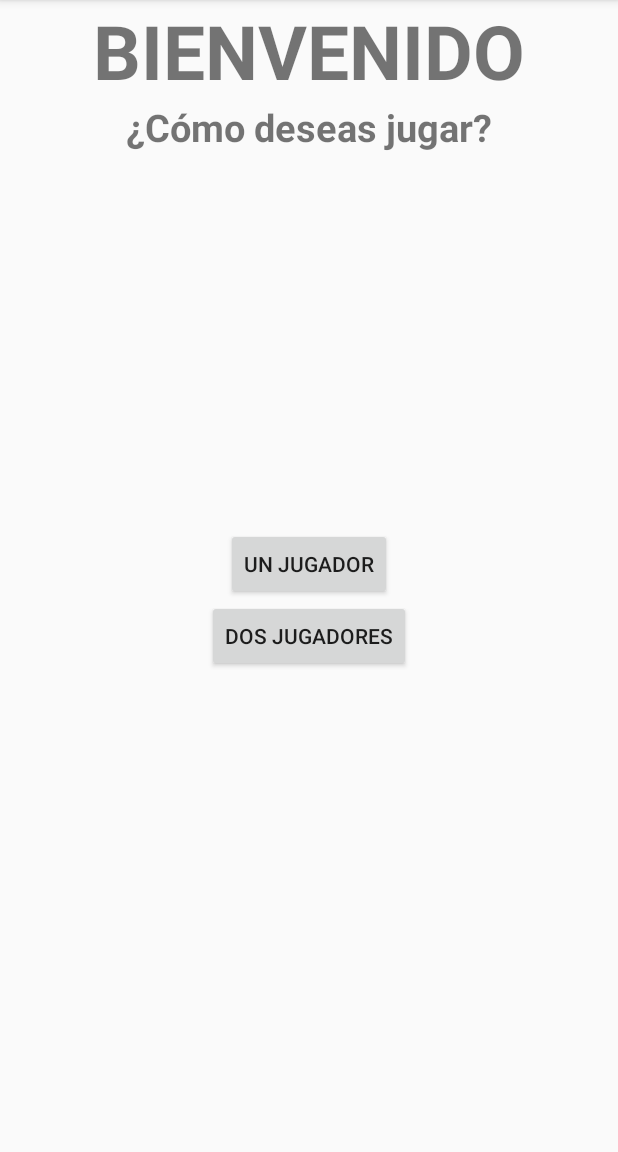
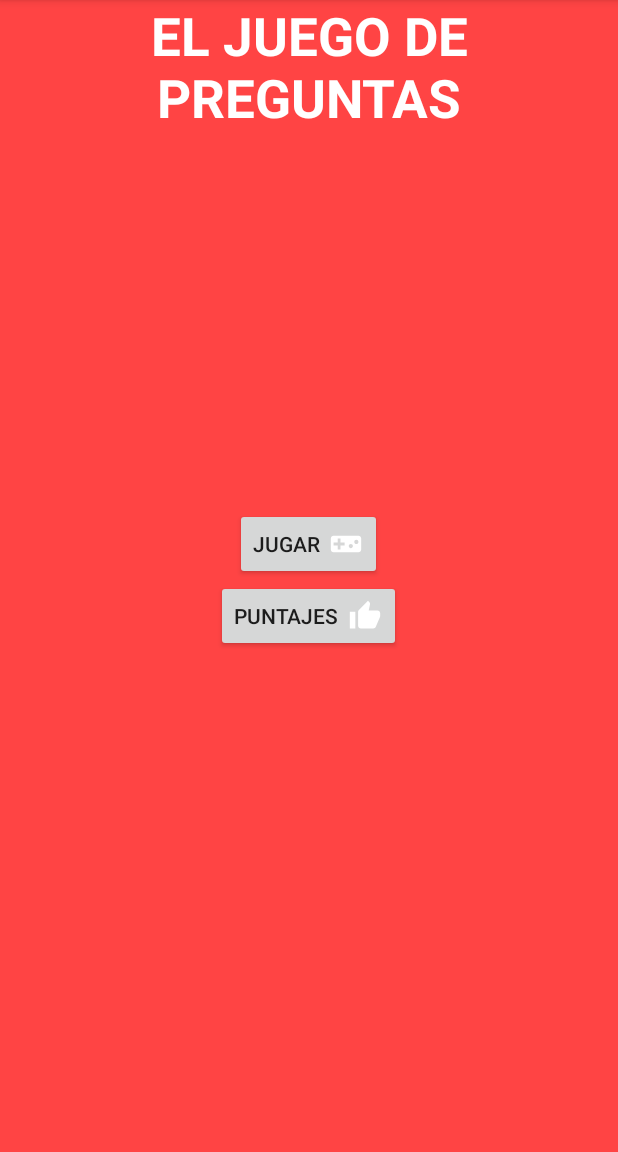
Before and after one commit to SebasG25/Lenguajes2, an Android app: the screen it shows after launch (MainActivity), on a phone screen of 412 x 824 dp, the part 84-1236 px from its top. Run offline under Robolectric (Android 15) with nearby library versions, the light colour scheme and no system bars.

Commit message:
Práctica Preguntas Lenguajes

```diff
--- a/Practica/app/src/main/AndroidManifest.xml
+++ b/Practica/app/src/main/AndroidManifest.xml
@@ -9,7 +9,7 @@
         android:roundIcon="@mipmap/ic_launcher_round"
         android:supportsRtl="true"
         android:theme="@style/AppTheme">
-        <activity android:name=".UnJugadorActivity"/>
+        <activity android:name=".LoginActivity"/>
         <activity android:name=".MainActivity">
             <intent-filter>
                 <action android:name="android.intent.action.MAIN" />
--- a/Practica/app/src/main/java/com/example/practica/MainActivity.java
+++ b/Practica/app/src/main/java/com/example/practica/MainActivity.java
@@ -9,24 +9,26 @@ import android.widget.Button;
 
 public class MainActivity extends AppCompatActivity {
 
-    Button btnUnJugador, btnDosJugadores;
+    Button btnJugar, btnRegistro, btnPuntajes;
+
     @Override
     protected void onCreate(Bundle savedInstanceState) {
         super.onCreate(savedInstanceState);
         setContentView(R.layout.activity_main);
         conectar();
 
-        btnUnJugador.setOnClickListener(new View.OnClickListener() {
+        btnJugar.setOnClickListener(new View.OnClickListener() {
             @Override
             public void onClick(View v) {
-                Intent vistaUnJugador = new Intent(getApplicationContext(), UnJugadorActivity.class);
-                startActivity(vistaUnJugador);
+                Intent vistaLogin = new Intent(getApplicationContext(), LoginActivity.class);
+                startActivity(vistaLogin);
             }
         });
     }
 
     private void conectar() {
-        btnUnJugador = findViewById(R.id.btnUnJugador);
-        btnDosJugadores = findViewById(R.id.btnDosJugadores);
+        btnJugar = findViewById(R.id.btnJugar);
+        btnRegistro = findViewById(R.id.btnRegistro);
+        btnPuntajes = findViewById(R.id.btnPuntaje);
     }
 }
--- a/Practica/app/src/main/java/com/example/practica/UnJugadorActivity.java
+++ b/Practica/app/src/main/java/com/example/practica/TableroActivity.java
@@ -4,11 +4,12 @@ import android.os.Bundle;
 
 import androidx.appcompat.app.AppCompatActivity;
 
-public class UnJugadorActivity extends AppCompatActivity {
+public class TableroActivity extends AppCompatActivity {
+    int contTurno = 0;
 
     @Override
     protected void onCreate(Bundle savedInstanceState) {
         super.onCreate(savedInstanceState);
-        setContentView(R.layout.activity_unjugador);
+        setContentView(R.layout.activity_main);
     }
 }
--- /dev/null
+++ b/Practica/app/src/main/res/drawable-anydpi-v24/ic_jugar.xml
@@ -0,0 +1,13 @@
+<vector xmlns:android="http://schemas.android.com/apk/res/android"
+    android:width="24dp"
+    android:height="24dp"
+    android:viewportWidth="26.086956"
+    android:viewportHeight="26.086956"
+    android:tint="#FFFFFF">
+  <group android:translateX="1.0434783"
+      android:translateY="1.0434783">
+      <path
+          android:fillColor="#FF000000"
+          android:pathData="M21,6L3,6c-1.1,0 -2,0.9 -2,2v8c0,1.1 0.9,2 2,2h18c1.1,0 2,-0.9 2,-2L23,8c0,-1.1 -0.9,-2 -2,-2zM11,13L8,13v3L6,16v-3L3,13v-2h3L6,8h2v3h3v2zM15.5,15c-0.83,0 -1.5,-0.67 -1.5,-1.5s0.67,-1.5 1.5,-1.5 1.5,0.67 1.5,1.5 -0.67,1.5 -1.5,1.5zM19.5,12c-0.83,0 -1.5,-0.67 -1.5,-1.5S18.67,9 19.5,9s1.5,0.67 1.5,1.5 -0.67,1.5 -1.5,1.5z"/>
+  </group>
+</vector>
--- /dev/null
+++ b/Practica/app/src/main/res/drawable-anydpi-v24/ic_puntajes.xml
@@ -0,0 +1,13 @@
+<vector xmlns:android="http://schemas.android.com/apk/res/android"
+    android:width="24dp"
+    android:height="24dp"
+    android:viewportWidth="26.086956"
+    android:viewportHeight="26.086956"
+    android:tint="#FFFFFF">
+  <group android:translateX="1.0434783"
+      android:translateY="1.0434783">
+      <path
+          android:fillColor="#FF000000"
+          android:pathData="M1,21h4L5,9L1,9v12zM23,10c0,-1.1 -0.9,-2 -2,-2h-6.31l0.95,-4.57 0.03,-0.32c0,-0.41 -0.17,-0.79 -0.44,-1.06L14.17,1 7.59,7.59C7.22,7.95 7,8.45 7,9v10c0,1.1 0.9,2 2,2h9c0.83,0 1.54,-0.5 1.84,-1.22l3.02,-7.05c0.09,-0.23 0.14,-0.47 0.14,-0.73v-1.91l-0.01,-0.01L23,10z"/>
+  </group>
+</vector>
--- a/Practica/app/src/main/res/layout/activity_unjugador.xml
+++ b/Practica/app/src/main/res/layout/activity_login.xml
@@ -5,7 +5,7 @@
     android:layout_width="match_parent"
     android:layout_height="match_parent"
     android:orientation="vertical"
-    tools:context=".UnJugadorActivity">
+    tools:context=".LoginActivity">
 
 
     <TextView
--- a/Practica/app/src/main/res/layout/activity_main.xml
+++ b/Practica/app/src/main/res/layout/activity_main.xml
@@ -9,48 +9,43 @@
     <LinearLayout
         android:layout_width="match_parent"
         android:layout_height="match_parent"
+        android:background="@android:color/holo_red_light"
         android:orientation="vertical">
+
 
         <TextView
             android:layout_width="match_parent"
             android:layout_height="wrap_content"
+            android:text="EL JUEGO DE PREGUNTAS"
             android:textAlignment="center"
-            android:text="BIENVENIDO"
-            android:textSize="50dp"
-            android:textStyle="bold"
-            ></TextView>
+            android:textColor="@android:color/primary_text_dark_nodisable"
+            android:textSize="35dp"
+            android:textStyle="bold"></TextView>
 
-        <TextView
-            android:layout_width="match_parent"
+        <Button
+            android:id="@+id/btnJugar"
+            android:layout_width="wrap_content"
             android:layout_height="wrap_content"
             android:layout_gravity="center"
-            android:textAlignment="center"
-            android:text="¿Cómo deseas jugar?"
-            android:textSize="25dp"
-            android:textStyle="bold"
-            ></TextView>
-
-        <Button
-            android:layout_gravity="center"
-            android:layout_width="wrap_content"
-            android:layout_height="wrap_content"
+            android:layout_marginLeft="100dp"
             android:layout_marginTop="250dp"
-            android:layout_marginLeft="100dp"
             android:layout_marginRight="100dp"
-            android:text="Un jugador"
-            android:id="@+id/btnUnJugador"
+            android:drawableRight="@drawable/ic_jugar"
+            android:drawablePadding="5dp"
+            android:text="Jugar"
 
             ></Button>
 
         <Button
+            android:id="@+id/btnPuntaje"
+            android:layout_width="wrap_content"
+            android:layout_height="wrap_content"
             android:layout_gravity="center"
             android:layout_marginLeft="100dp"
             android:layout_marginRight="100dp"
-            android:layout_width="wrap_content"
-            android:layout_height="wrap_content"
-            android:text="Dos jugadores"
-            android:id="@+id/btnDosJugadores"
-            ></Button>
+            android:drawableRight="@drawable/ic_puntajes"
+            android:drawablePadding="5dp"
+            android:text="Puntajes"></Button>
 
 
     </LinearLayout>
```
Also changed, not shown: Practica/app/src/main/java/com/example/practica/Carchivos.java (added, +88 -0 lines), Practica/app/src/main/java/com/example/practica/LoginActivity.java (added, +115 -0 lines), Practica/app/src/main/java/com/example/practica/Pregunta.java (added, +78 -0 lines), Practica/app/src/main/res/layout/activity_tablero.xml (added, +168 -0 lines), Practica/app/src/main/res/drawable-hdpi/ic_jugar.png (added), Practica/app/src/main/res/drawable-hdpi/ic_puntajes.png (added), Practica/app/src/main/res/drawable-mdpi/ic_jugar.png (added), Practica/app/src/main/res/drawable-mdpi/ic_puntajes.png (added), Practica/app/src/main/res/drawable-xhdpi/ic_jugar.png (added), Practica/app/src/main/res/drawable-xhdpi/ic_puntajes.png (added), Practica/app/src/main/res/drawable-xxhdpi/ic_jugar.png (added), Practica/app/src/main/res/drawable-xxhdpi/ic_puntajes.png (added).
